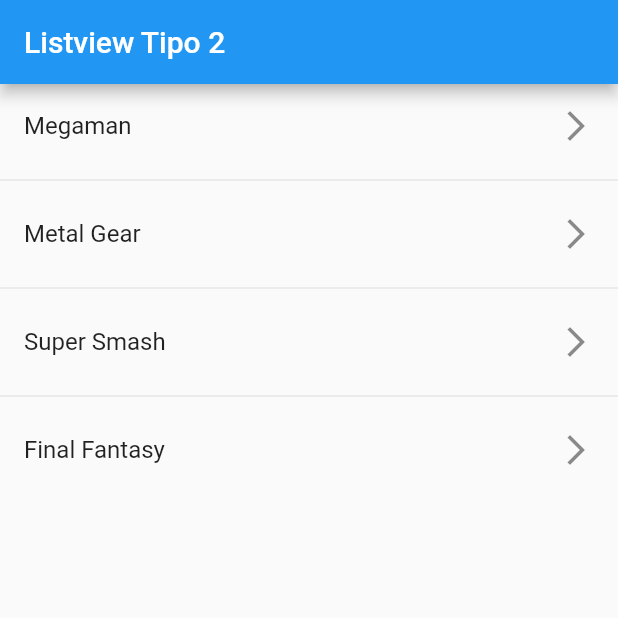
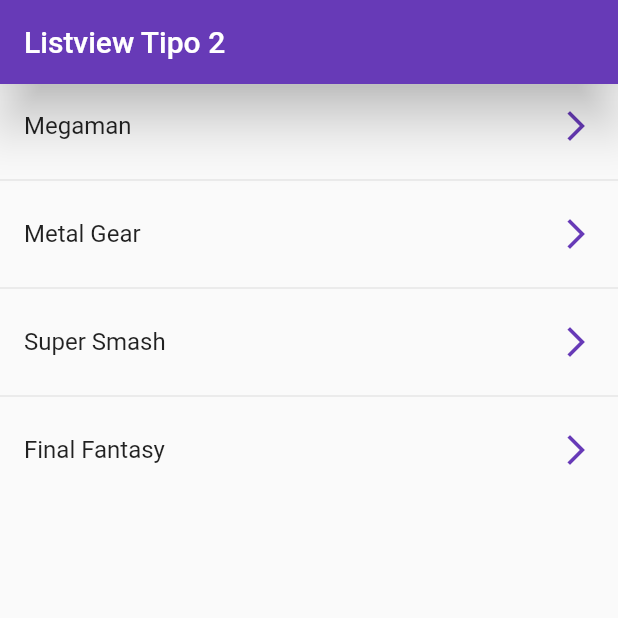
Before and after one commit to carlossuarezquintero/Flutter.Training, a Flutter app: the screen it shows after launch, on a phone screen of 412 x 824 dp, the top half of it. Run offline on Flutter 3.47's test engine with Material 2 defaults, Android fonts, the phone set to English and light mode, and no system bars.

Commit message:
Modificando el app bar , añadiendo colores y modificando sombras

```diff
--- a/lib/screens/listview2_screen.dart
+++ b/lib/screens/listview2_screen.dart
@@ -15,12 +15,21 @@
     return Scaffold(
         appBar: AppBar(
           title: const Text('Listview Tipo 2'),
+          elevation: 15,
+          backgroundColor: Colors.deepPurple,
         ),
         body: ListView.separated(
           itemCount: options.length,
           itemBuilder: (context, index) => ListTile(
             title: Text(options[index]),
-            trailing: const Icon(Icons.arrow_forward_ios_outlined),
+            trailing: const Icon(
+              Icons.arrow_forward_ios_outlined,
+              color: Colors.deepPurple,
+            ),
+            onTap: () {
+              final game = options[index];
+              print(game);
+            },
           ),
           separatorBuilder: (_, __) => const Divider(),
         ));
```
